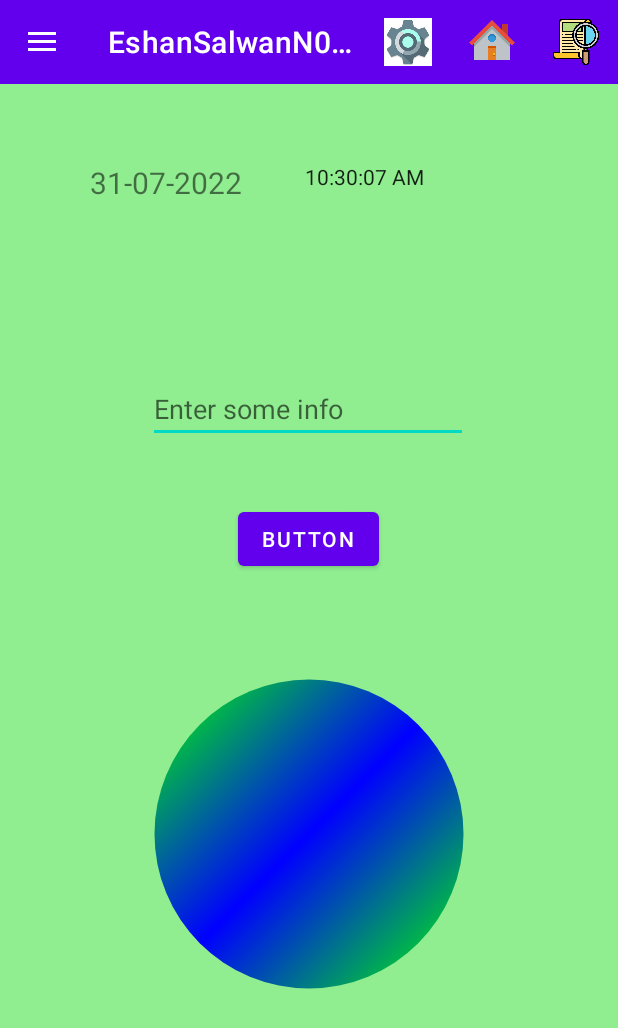
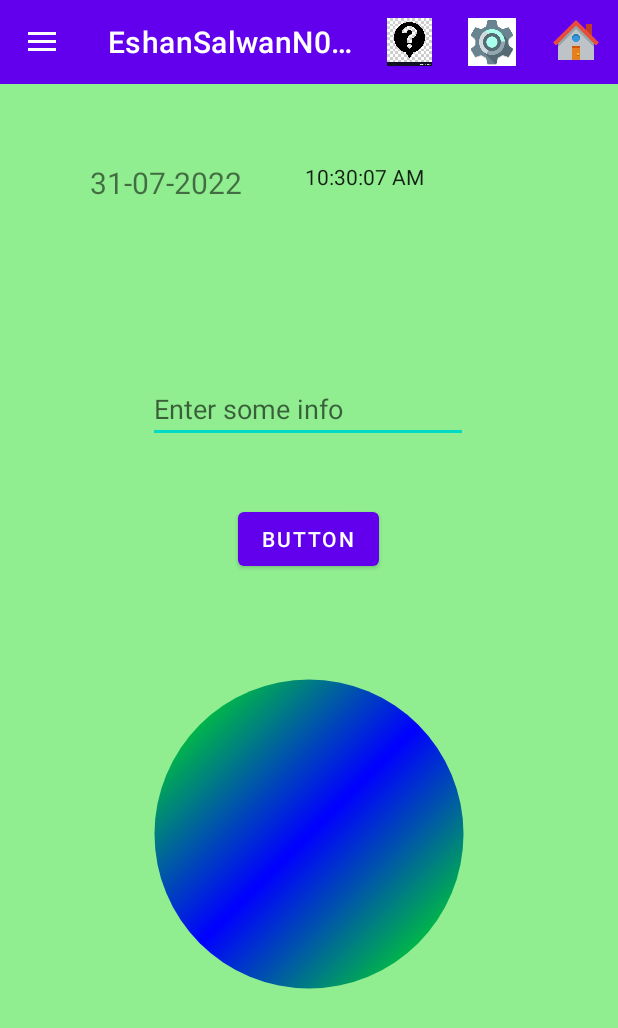
Before and after one commit to EshanSalwan2232/EshanSalwanAssign4, an Android app: the screen it shows after launch (EshanActivity), on a phone screen of 412 x 824 dp. Shown: the top 1028 px of the screen. Run offline under Robolectric (Android 15) with nearby library versions, the phone set to English and light mode, and no system bars.

Commit message:
Fixed drawer and top bar menu icons

```diff
--- a/app/src/main/res/menu/eshan_main_menu_drawer.xml
+++ b/app/src/main/res/menu/eshan_main_menu_drawer.xml
@@ -25,7 +25,7 @@
                 android:title="File Content" />
             <item
                 android:id="@+id/settings"
-                android:icon="@drawable/setting_icon"
+                android:icon="@drawable/setting_drawer"
                 android:title="Settings" />
         </group>
         </menu>
--- a/app/src/main/res/menu/menu.xml
+++ b/app/src/main/res/menu/menu.xml
@@ -3,17 +3,17 @@
     xmlns:app="http://schemas.android.com/apk/res-auto">
     <item
         android:id="@+id/eshanHelp"
-        android:icon="@drawable/setting_icon"
+        android:icon="@drawable/help_icon"
         android:title="@string/menu_help"
         app:showAsAction="always" />
     <item
         android:id="@+id/eshanSettings"
-        android:icon="@drawable/house_icon"
+        android:icon="@drawable/setting_icon"
         android:title="@string/menu_settings"
         app:showAsAction="always" />
     <item
         android:id="@+id/eshanHome"
-        android:icon="@drawable/content"
+        android:icon="@drawable/house_icon"
         android:title="@string/menu_home"
         app:showAsAction="ifRoom" />
 </menu>
```
Also changed, not shown: app/src/main/res/drawable/help_icon.jpg (added), app/src/main/res/drawable/setting_drawer.jpg (added).
